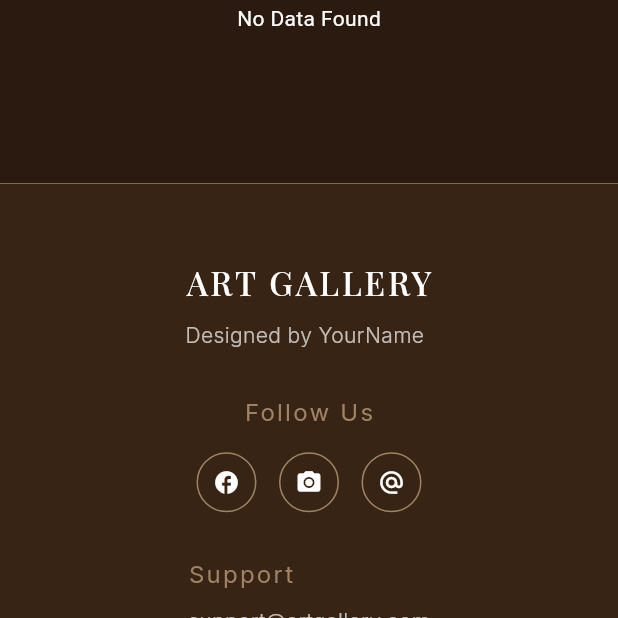
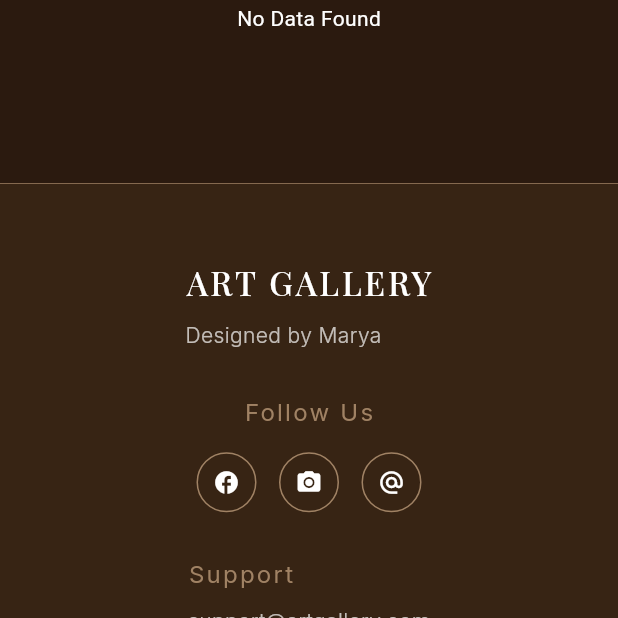
Before and after one commit to MaryaQing/ArtFlutterProject, a Flutter app: the WeeklyChallengePage screen opened directly, scrolled down 576 dp, on a phone screen of 412 x 824 dp, the part 618-1236 px from its top. Run offline on Flutter 3.47's test engine with Material 3 defaults, Android fonts, the phone set to English and light mode, and no system bars; our stand-ins replace google_fonts, supabase_flutter; accounts and stored records are empty.

Commit message:
Update 'Marya'

```diff
--- a/lib/widgets/custom_footer.dart
+++ b/lib/widgets/custom_footer.dart
@@ -57,7 +57,7 @@ class CustomFooter extends StatelessWidget {
         ),
         const SizedBox(height: 10),
         Text(
-          "Designed by YourName",
+          "Designed by Marya",
           style: GoogleFonts.inter(
             color: Colors.white70,
             fontSize: 14,
```
